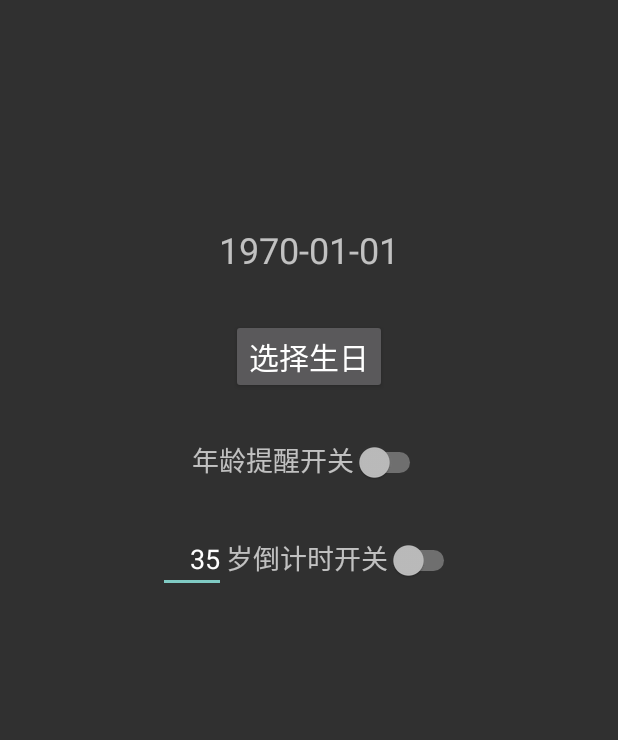
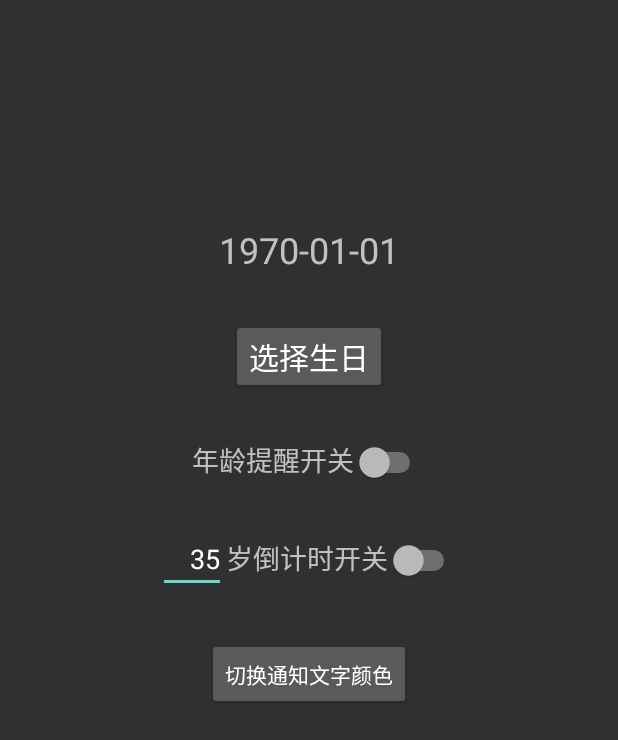
Before and after one commit to iFlicker/ages_android, an Android app: the screen it shows after launch (MainActivity), on a phone screen of 412 x 824 dp. Shown: the top 740 px of the screen. Run offline under Robolectric (Android 15) with nearby library versions, the phone set to English and light mode, and no system bars.

Commit message:
v1.2.5 支持通知文字变色

```diff
--- a/app/src/main/java/com/ffflicker/ages_android/MainActivity.kt
+++ b/app/src/main/java/com/ffflicker/ages_android/MainActivity.kt
@@ -6,6 +6,7 @@ import android.app.DatePickerDialog
 import android.app.Dialog
 import android.content.Intent
 import android.content.SharedPreferences
+import android.graphics.Color
 import android.os.Build
 import android.os.Bundle
 import android.text.Editable
@@ -25,6 +26,7 @@ class MainActivity : Activity(), DatePickerDialog.OnDateSetListener {
         var mTargetTimpStamp:Long = 3376656000000L // 2077年
         val PARAM_BIRTH = "birth"
         val PARAM_TARGET = "target"
+        var textColor = Color.BLACK
     }
 
     private val mCalendar:Calendar = Calendar.getInstance()
@@ -103,6 +105,15 @@ class MainActivity : Activity(), DatePickerDialog.OnDateSetListener {
             }
         )
 
+        var colorFlag = false
+        findViewById<Button>(R.id.switch_color).setOnClickListener{
+            colorFlag = !colorFlag
+            if (colorFlag)
+                textColor = Color.WHITE
+            else
+                textColor = Color.BLACK
+        }
+
     }
 
     private fun updateTargetTime() {
--- a/app/src/main/res/layout/activity_main.xml
+++ b/app/src/main/res/layout/activity_main.xml
@@ -48,6 +48,7 @@
     </LinearLayout>
 
     <LinearLayout
+        android:id="@+id/siwtch_layout_1"
         android:layout_centerHorizontal="true"
         android:layout_below="@+id/siwtch_layout_0"
         android:layout_marginTop="30dp"
@@ -79,5 +80,14 @@
             android:layout_height="wrap_content"/>
     </LinearLayout>
 
+    <Button
+        android:id="@+id/switch_color"
+        android:text="@string/text_switch_color"
+        android:layout_below="@+id/siwtch_layout_1"
+        android:layout_marginTop="30dp"
+        android:layout_centerHorizontal="true"
+        android:layout_width="wrap_content"
+        android:layout_height="wrap_content"/>
+
 
 </RelativeLayout>
--- a/app/src/main/res/layout/layout_ages_notify.xml
+++ b/app/src/main/res/layout/layout_ages_notify.xml
@@ -17,15 +17,14 @@
             android:id="@+id/widget_years"
             android:textSize="22sp"
             android:text="17.9294956"
-            android:textColor="@color/black"
             android:background="@color/transparent"
             android:layout_width="wrap_content"
             android:layout_height="wrap_content"/>
 
         <TextView
+            android:id="@+id/widget_years_end"
             android:textSize="22sp"
             android:text="@string/text_year"
-            android:textColor="@color/black"
             android:background="@color/transparent"
             android:layout_width="wrap_content"
             android:layout_height="wrap_content"/>
--- a/app/src/main/res/layout/layout_ages_widget.xml
+++ b/app/src/main/res/layout/layout_ages_widget.xml
@@ -20,15 +20,14 @@
             android:id="@+id/widget_years"
             android:textSize="22sp"
             android:text="17.9294956"
-            android:textColor="@color/black"
             android:background="@color/transparent"
             android:layout_width="wrap_content"
             android:layout_height="wrap_content"/>
 
         <TextView
+            android:id="@+id/widget_years_end"
             android:textSize="22sp"
             android:text="@string/text_year"
-            android:textColor="@color/black"
             android:background="@color/transparent"
             android:layout_width="wrap_content"
             android:layout_height="wrap_content"/>
--- a/app/src/main/res/layout/layout_countdown_notify.xml
+++ b/app/src/main/res/layout/layout_countdown_notify.xml
@@ -26,15 +26,14 @@
             android:id="@+id/widget_years"
             android:textSize="22sp"
             android:text="17.9294956"
-            android:textColor="@color/black"
             android:background="@color/transparent"
             android:layout_width="wrap_content"
             android:layout_height="wrap_content"/>
 
         <TextView
+            android:id="@+id/widget_years_end"
             android:textSize="22sp"
             android:text="@string/text_year2"
-            android:textColor="@color/black"
             android:background="@color/transparent"
             android:layout_width="wrap_content"
             android:layout_height="wrap_content"/>
--- a/app/src/main/res/layout/layout_countdown_widget.xml
+++ b/app/src/main/res/layout/layout_countdown_widget.xml
@@ -30,17 +30,16 @@
             android:layout_alignLeft="@+id/widget_far"
             android:background="@color/transparent"
             android:text="17.9294956"
-            android:textColor="@color/black"
             android:textSize="22sp" />
 
         <TextView
+            android:id="@+id/widget_years_end"
             android:layout_width="wrap_content"
             android:layout_height="wrap_content"
             android:layout_toRightOf="@+id/widget_years"
             android:layout_alignTop="@+id/widget_years"
             android:background="@color/transparent"
             android:text="@string/text_year2"
-            android:textColor="@color/black"
             android:textSize="22sp" />
 
     </RelativeLayout>
--- a/app/src/main/res/values/strings.xml
+++ b/app/src/main/res/values/strings.xml
@@ -12,4 +12,5 @@
 
     <string name="text_year3">距离35岁还有</string>
     <string name="text_far_from">距离</string>
+    <string name="text_switch_color">切换通知文字颜色</string>
 </resources>
```
Also changed, not shown: app/src/main/java/com/ffflicker/ages_android/AgeService.kt (+13 -1 lines).
